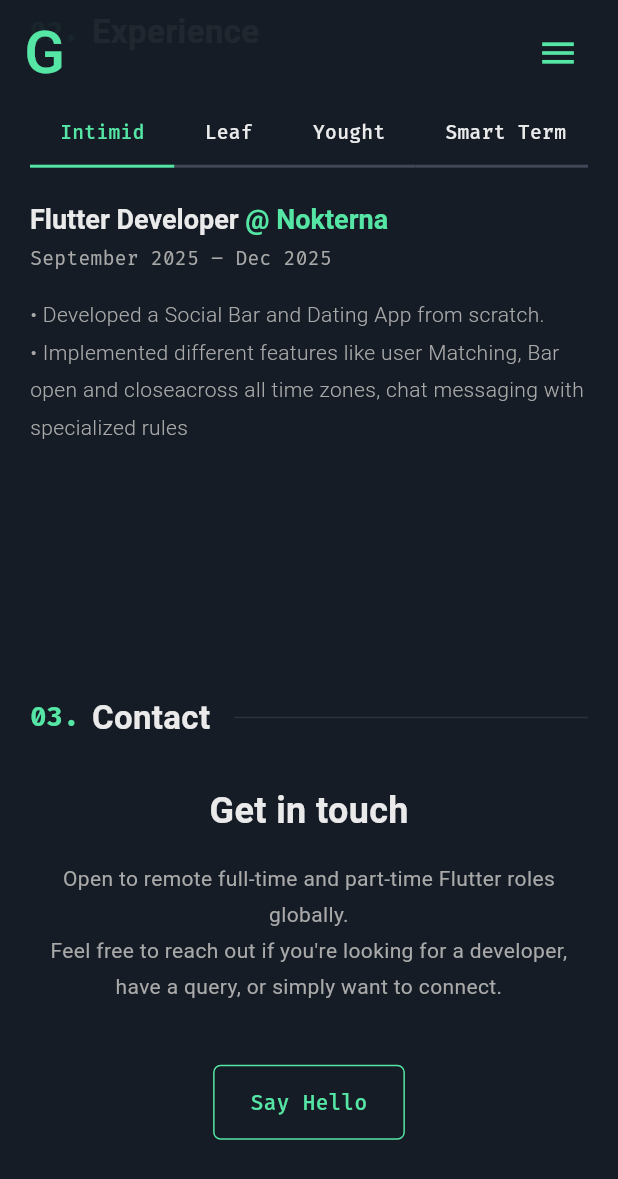
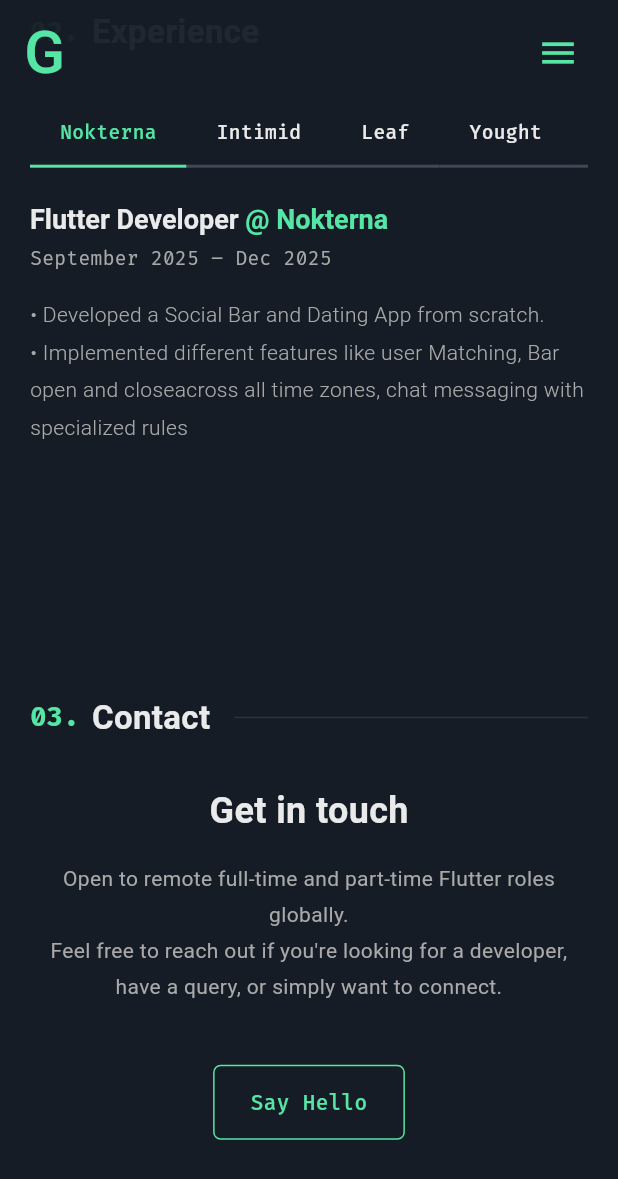
Before and after one commit to Giddy20/flutter-portfolio, a Flutter app: the screen it shows after launch, scrolled down 1728 dp, on a phone screen of 412 x 824 dp. Shown: the top 1179 px of the screen. Run offline on Flutter 3.47's test engine with Material 3 defaults, Android fonts, the phone set to English and light mode, and no system bars; our stand-ins replace auto_size_text, flutter_screenutil, get, google_fonts.

Commit message:
Project addition

```diff
--- a/lib/constants/nav_items.dart
+++ b/lib/constants/nav_items.dart
@@ -2,4 +2,4 @@ import 'package:flutter/material.dart';
 
 List<String> navTitles = ["About", "Experience", "Contact"];
 
-List<String> projectTitles = ["Intimid", "Leaf", "Yought", "Smart Term"];
+List<String> projectTitles = ["Nokterna", "Intimid", "Leaf", "Yought", "Smart Term"];
```
